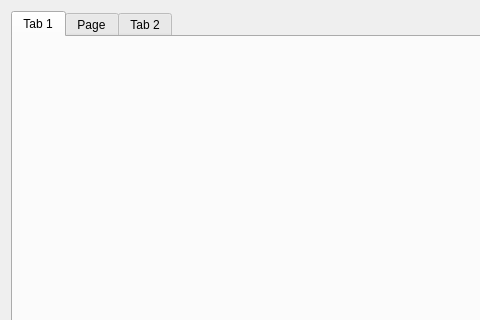
FranciscoGauna/Microscopy-Program, file View/frontend/UI/conf_tabs.ui: the form before one commit; both pictures show x 0 to 480 and y 0 to 320 of the 756 by 597 pixel window.
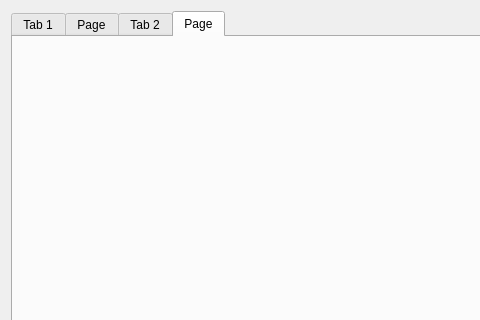
The form after the commit.

The edit to the form file:
```diff
--- a/View/frontend/UI/conf_tabs.ui
+++ b/View/frontend/UI/conf_tabs.ui
@@ -17,7 +17,7 @@
    <item row="0" column="0">
     <widget class="QTabWidget" name="main_program_tabs">
      <property name="currentIndex">
-      <number>0</number>
+      <number>3</number>
      </property>
      <widget class="QWidget" name="lockin_tab">
       <attribute name="title">
@@ -56,6 +56,16 @@
        </item>
       </layout>
      </widget>
+     <widget class="QWidget" name="experiment_tab">
+      <attribute name="title">
+       <string>Page</string>
+      </attribute>
+      <layout class="QGridLayout" name="gridLayout_5">
+       <item row="0" column="0">
+        <layout class="QVBoxLayout" name="experiment_lt"/>
+       </item>
+      </layout>
+     </widget>
     </widget>
    </item>
   </layout>
```
